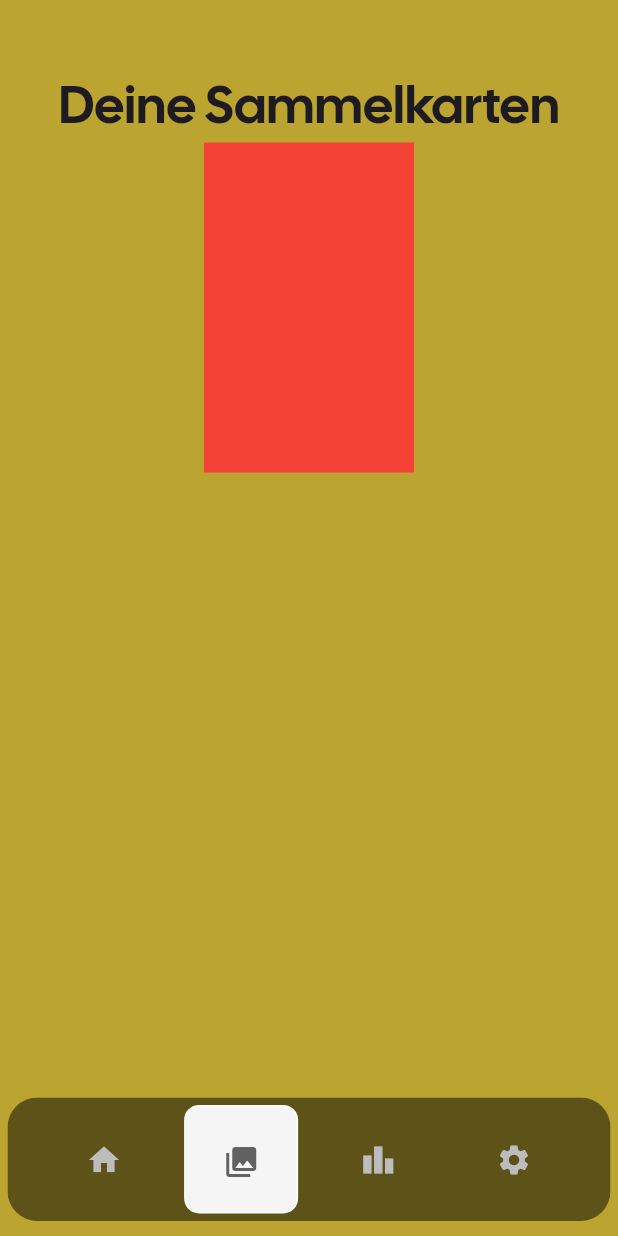
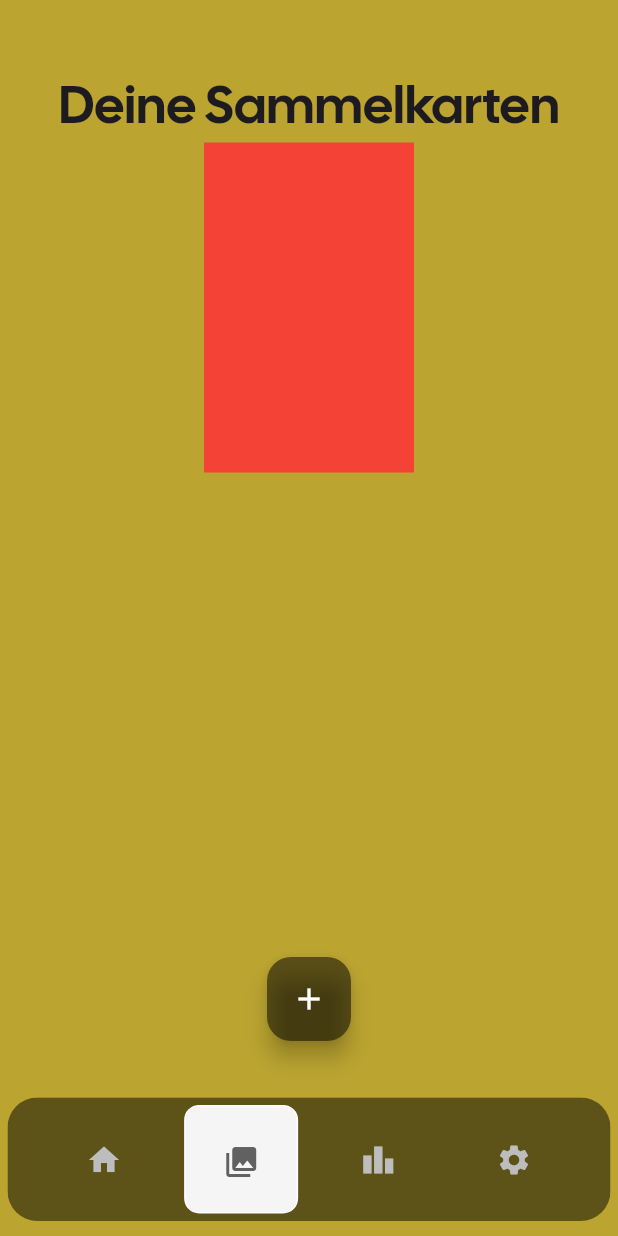
Before and after one commit to BlJanosch/Hermes, a Flutter app: the CollectionPage screen opened directly, on a phone screen of 412 x 824 dp. Run offline on Flutter 3.47's test engine with Material 3 defaults, Android fonts, the phone set to English and light mode, and no system bars; drawn by our look-alikes of google_nav_bar; our stand-ins replace flutter_map, flutter_svg, latlong2, location, shared_preferences; missing offline and left inert: dart:ffi, flutter_map_location_marker; accounts and stored records are empty.

Commit message:
add button added in collection page

```diff
--- a/src/frontend/hermes/lib/pages/collection_page.dart
+++ b/src/frontend/hermes/lib/pages/collection_page.dart
@@ -31,6 +31,21 @@ class CollectionPage extends StatelessWidget {
             )
           ),
           Positioned(
+            bottom: 130.0,
+            left: 0,
+            right: 0,
+            child: Center(
+              child: FloatingActionButton(
+                onPressed: scan,
+                backgroundColor: Colors.black.withOpacity(0.5),
+                child: Icon(
+                  Icons.add,
+                  color: Colors.white,
+                ),
+              ),
+            ),
+          ),
+          Positioned(
           bottom: 10.0,
           left: 5,
           right: 5,
@@ -43,4 +58,6 @@ class CollectionPage extends StatelessWidget {
       ),
     );
   }
+
+  void scan(){}
 }
--- a/src/frontend/hermes/lib/pages/settings.dart
+++ b/src/frontend/hermes/lib/pages/settings.dart
@@ -19,7 +19,7 @@ class _SettingsState extends State<Settings> {
   String _username = '';
   double _kmgelaufen = 0;
   double _hoehenmeter = 0;
-  double _berge = 0;
+  final double _berge = 0;
   List<Erfolg> _userErfolge = [];
   List<Erfolg> _allErfolge = [];
 
```
